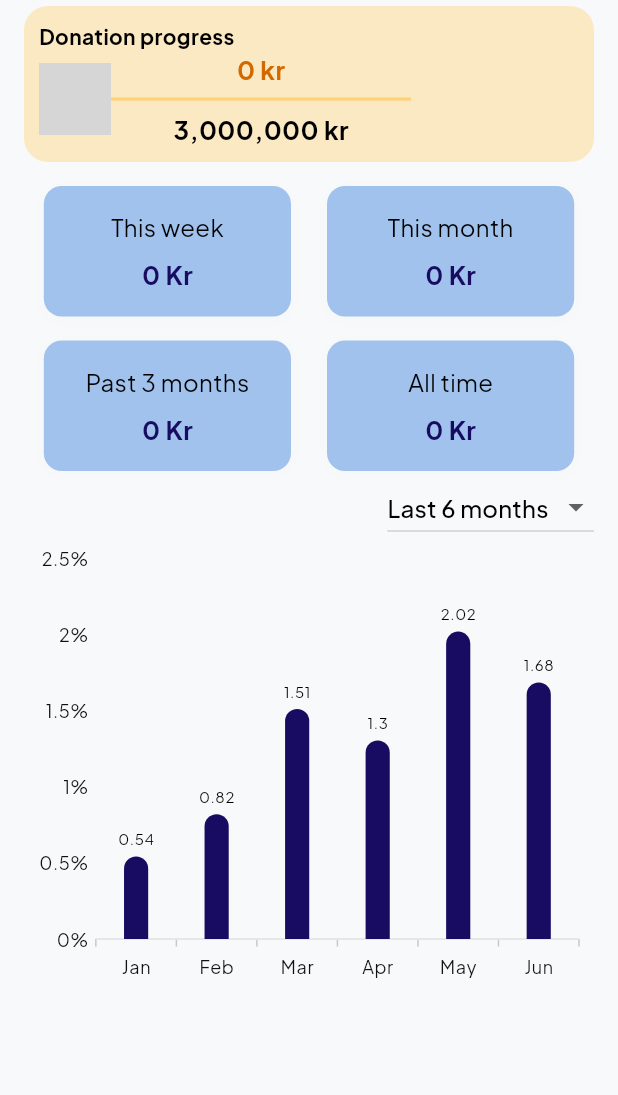
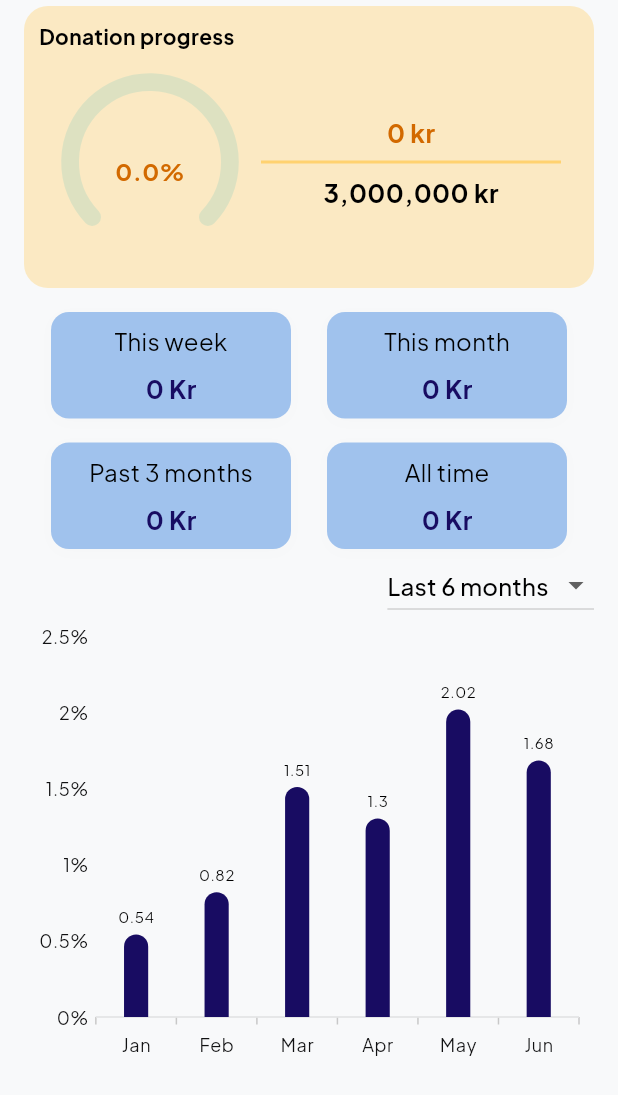
Before and after one commit to enoch-aik/rccg_jp, a Flutter app: the DashboardScreen screen opened by its route, on a phone screen of 412 x 824 dp. Shown: the top 1095 px of the screen. Run offline on Flutter 3.47's test engine with Material 3 defaults, Android fonts, the phone set to English and light mode, and no system bars; drawn by our look-alikes of syncfusion_flutter_gauges; our stand-ins replace auto_route, cloud_firestore, decimal, firebase_auth, firebase_core, flex_color_scheme and 10 more; missing offline and left inert: flutter_phone_direct_caller; accounts and stored records are empty; grey boxes are pictures that could not be loaded.

Commit message:
- completed dashboard UI

```diff
--- /dev/null
+++ b/lib/features/dashboard/presentation/ui/widgets/progress_bar.dart
@@ -0,0 +1,59 @@
+import 'package:flutter/widgets.dart';
+import 'package:rccg_jp/src/extensions/extensions.dart';
+import 'package:syncfusion_flutter_gauges/gauges.dart';
+
+class ProgressBarWidget extends StatelessWidget {
+  final double totalAmount;
+
+  const ProgressBarWidget({super.key, required this.totalAmount});
+
+  @override
+  Widget build(BuildContext context) {
+    //get the percentage of the total amount
+    double percentage = (totalAmount.divide(3000000)).multiply(100);
+
+    return SizedBox(
+      height: 148,
+      width: 148,
+      child: Transform.scale(
+        scale: 1,
+        child: SfRadialGauge(axes: <RadialAxis>[
+          RadialAxis(
+              showLabels: false,
+              showTicks: false,
+              radiusFactor: 0.8,
+              axisLineStyle: const AxisLineStyle(
+                thickness: 0.2,
+                cornerStyle: CornerStyle.bothCurve,
+                color: Color.fromARGB(30, 0, 169, 181),
+                thicknessUnit: GaugeSizeUnit.factor,
+              ),
+              pointers: <GaugePointer>[
+                RangePointer(
+                    value: percentage,
+                    cornerStyle: CornerStyle.bothCurve,
+                    width: 0.2,
+                    color: totalAmount.donationColor,
+                    //color: const Color.fromRGBO(3, 218, 198, 1),
+                    sizeUnit: GaugeSizeUnit.factor,
+                    enableAnimation: true,
+                    animationDuration: 20,
+                    animationType: AnimationType.linear)
+              ],
+              annotations: <GaugeAnnotation>[
+                GaugeAnnotation(
+                    positionFactor: 0.1,
+                    angle: 90,
+                    widget: Text(
+                      '${percentage.toTwoDP}%',
+                      style: TextStyle(
+                          fontSize: 16,
+                          color: totalAmount.donationColor,
+                          fontWeight: FontWeight.bold),
+                    ))
+              ])
+        ]),
+      ),
+    );
+  }
+}
--- a/lib/features/dashboard/presentation/ui/widgets/ranged_donation.dart
+++ b/lib/features/dashboard/presentation/ui/widgets/ranged_donation.dart
@@ -11,8 +11,8 @@ class RangedDonationWidget extends StatelessWidget {
   @override
   Widget build(BuildContext context) {
     return Container(
-      width: MediaQuery.of(context).size.width / 2.5,
-      padding: const EdgeInsets.all(16),
+      width: 160,
+      padding: const EdgeInsets.all(8),
       alignment: Alignment.center,
       decoration: BoxDecoration(
         borderRadius: BorderRadius.circular(12),
--- /dev/null
+++ b/lib/src/extensions/int.dart
@@ -0,0 +1,6 @@
+extension IntExtension on int {
+  //get month DateTime from month int
+  DateTime get monthDateTime {
+    return DateTime(2023, this);
+  }
+}
--- a/lib/src/router/router.dart
+++ b/lib/src/router/router.dart
@@ -9,6 +9,7 @@ import 'package:rccg_jp/features/donations/presentation/ui/screens/donor_details
 import 'package:rccg_jp/features/donations/presentation/ui/screens/record_donation.dart';
 import 'package:rccg_jp/features/home/presentation/ui/screens/home.dart';
 import 'package:rccg_jp/features/onboarding/presentation/ui/screens/onboarding.dart';
+import 'package:rccg_jp/features/settings/presentation/ui/screens/settings.dart';
 
 part 'router.gr.dart';
 
@@ -25,6 +26,7 @@ class AppRouter extends _$AppRouter {
         AutoRoute(page: Donation.page),
         AutoRoute(page: AddDonor.page),
         AutoRoute(page: DonorDetails.page),
+        AutoRoute(page: Settings.page),
         //AutoRoute(page: RecordDonation.page),
       ];
 
```
Also changed, not shown: lib/features/donations/presentation/ui/screens/add_donation.dart (+5 -5 lines), lib/features/settings/presentation/ui/screens/settings.dart (added, +11 -0 lines), lib/src/extensions/new_donation.dart (+80 -2 lines), lib/features/settings/providers.dart (added), lib/src/router/router.gr.dart.
